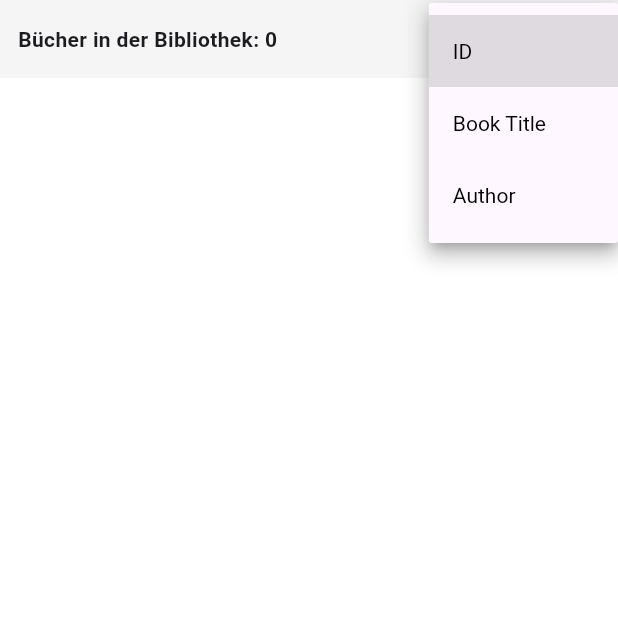
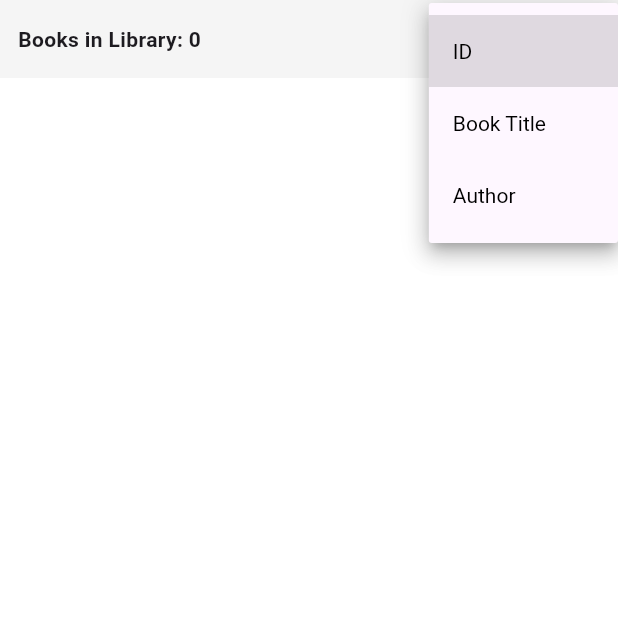
Before and after one commit to deckelmouck/fluhoowlib, a Flutter app: the screen it shows after launch, after a tap on "ID", on a phone screen of 412 x 824 dp, the top half of it. Run offline on Flutter 3.47's test engine with Material 3 defaults, Android fonts, the phone set to English and light mode, and no system bars; our stand-ins replace sqflite, table_calendar; accounts and stored records are empty.

Commit message:
update localizations

```diff
--- a/lib/l10n/app_localizations.dart
+++ b/lib/l10n/app_localizations.dart
@@ -199,6 +199,18 @@ abstract class AppLocalizations {
   /// In en, this message translates to:
   /// **'close'**
   String get close;
+
+  /// No description provided for @deleteBook.
+  ///
+  /// In en, this message translates to:
+  /// **'delete book'**
+  String get deleteBook;
+
+  /// No description provided for @booksInLibrary.
+  ///
+  /// In en, this message translates to:
+  /// **'Books in Library'**
+  String get booksInLibrary;
 }
 
 class _AppLocalizationsDelegate
--- a/lib/l10n/app_localizations_de.dart
+++ b/lib/l10n/app_localizations_de.dart
@@ -62,4 +62,10 @@ class AppLocalizationsDe extends AppLocalizations {
 
   @override
   String get close => 'schließen';
+
+  @override
+  String get deleteBook => 'Buch löschen';
+
+  @override
+  String get booksInLibrary => 'Bücher in der Bibliothek';
 }
--- a/lib/l10n/app_localizations_en.dart
+++ b/lib/l10n/app_localizations_en.dart
@@ -62,4 +62,10 @@ class AppLocalizationsEn extends AppLocalizations {
 
   @override
   String get close => 'close';
+
+  @override
+  String get deleteBook => 'delete book';
+
+  @override
+  String get booksInLibrary => 'Books in Library';
 }
--- a/lib/l10n/intl_de.arb
+++ b/lib/l10n/intl_de.arb
@@ -15,5 +15,7 @@
   "todayRead": "Heute gelesen",
   "yes": "ja",
   "no": "nein",
-  "close": "schließen"
+  "close": "schließen",
+  "deleteBook": "Buch löschen",
+  "booksInLibrary": "Bücher in der Bibliothek"
 }
--- a/lib/l10n/intl_en.arb
+++ b/lib/l10n/intl_en.arb
@@ -15,5 +15,7 @@
   "todayRead": "Read today",
   "yes": "yes",
   "no": "no",
-  "close": "close"
+  "close": "close",
+  "deleteBook": "delete book",
+  "booksInLibrary": "Books in Library"
 }
--- a/lib/models/book_order_by.dart
+++ b/lib/models/book_order_by.dart
@@ -3,14 +3,14 @@ import '../l10n/app_localizations.dart';
 enum BookOrderBy { id, title, author }
 
 extension BookOrderByExtension on BookOrderBy {
-  String translatedName(AppLocalizations l10n) {
+  String translatedName(AppLocalizations loc) {
     switch (this) {
       case BookOrderBy.id:
         return 'ID'; // No translation found, fallback to static
       case BookOrderBy.title:
-        return l10n.bookTitle;
+        return loc.bookTitle;
       case BookOrderBy.author:
-        return l10n.author;
+        return loc.author;
     }
   }
 
--- a/lib/pages/book_detail_sheet.dart
+++ b/lib/pages/book_detail_sheet.dart
@@ -1,6 +1,7 @@
 import 'package:flutter/material.dart';
 import '../models/book.dart';
 import '../db/database_helper.dart';
+import '../l10n/app_localizations.dart';
 
 class BookDetailSheet extends StatelessWidget {
   final Book book;
@@ -11,6 +12,7 @@ class BookDetailSheet extends StatelessWidget {
   @override
   Widget build(BuildContext context) {
     final bookMap = book.toMap();
+    final loc = AppLocalizations.of(context)!;
     return Padding(
       padding: const EdgeInsets.all(16.0),
       child: Column(
@@ -29,7 +31,7 @@ class BookDetailSheet extends StatelessWidget {
               ),
               IconButton(
                 icon: const Icon(Icons.delete_outline),
-                tooltip: 'Buch löschen',
+                tooltip: loc.deleteBook,
                 onPressed: () async {
                   if (book.id != null) {
                     await DatabaseHelper().deleteBook(book.id!);
@@ -40,7 +42,7 @@ class BookDetailSheet extends StatelessWidget {
             ],
           ),
           const SizedBox(height: 8),
-          ...bookMap.entries.map((e) => Text('${e.key}: ${e.value}')).toList(),
+          ...bookMap.entries.map((e) => Text('${e.key}: ${e.value}')),
         ],
       ),
     );
--- a/lib/pages/library_page.dart
+++ b/lib/pages/library_page.dart
@@ -60,7 +60,7 @@ class _LibraryPageState extends State<LibraryPage> {
     if (_loading) {
       return const Center(child: CircularProgressIndicator());
     }
-    final l10n = AppLocalizations.of(context)!;
+    final loc = AppLocalizations.of(context)!;
     return Column(
       children: [
         SafeArea(
@@ -72,7 +72,7 @@ class _LibraryPageState extends State<LibraryPage> {
               children: [
                 Expanded(
                   child: Text(
-                    'Bücher in der Bibliothek: ${_books.length}',
+                    '${loc.booksInLibrary}: ${_books.length}',
                     style: const TextStyle(fontWeight: FontWeight.bold, fontSize: 14),
                     overflow: TextOverflow.ellipsis,
                   ),
@@ -83,7 +83,7 @@ class _LibraryPageState extends State<LibraryPage> {
                   items: BookOrderBy.values
                       .map((order) => DropdownMenuItem(
                             value: order,
-                            child: Text(order.translatedName(l10n)),
+                            child: Text(order.translatedName(loc)),
                           ))
                       .toList(),
                   underline: Container(),
```
